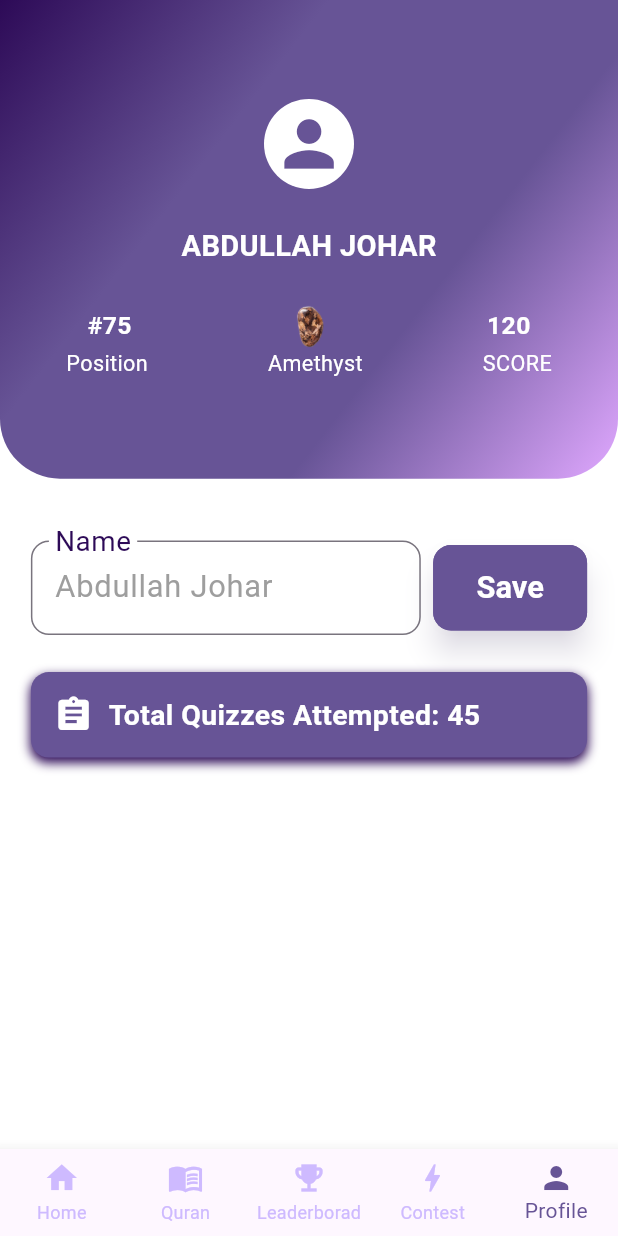
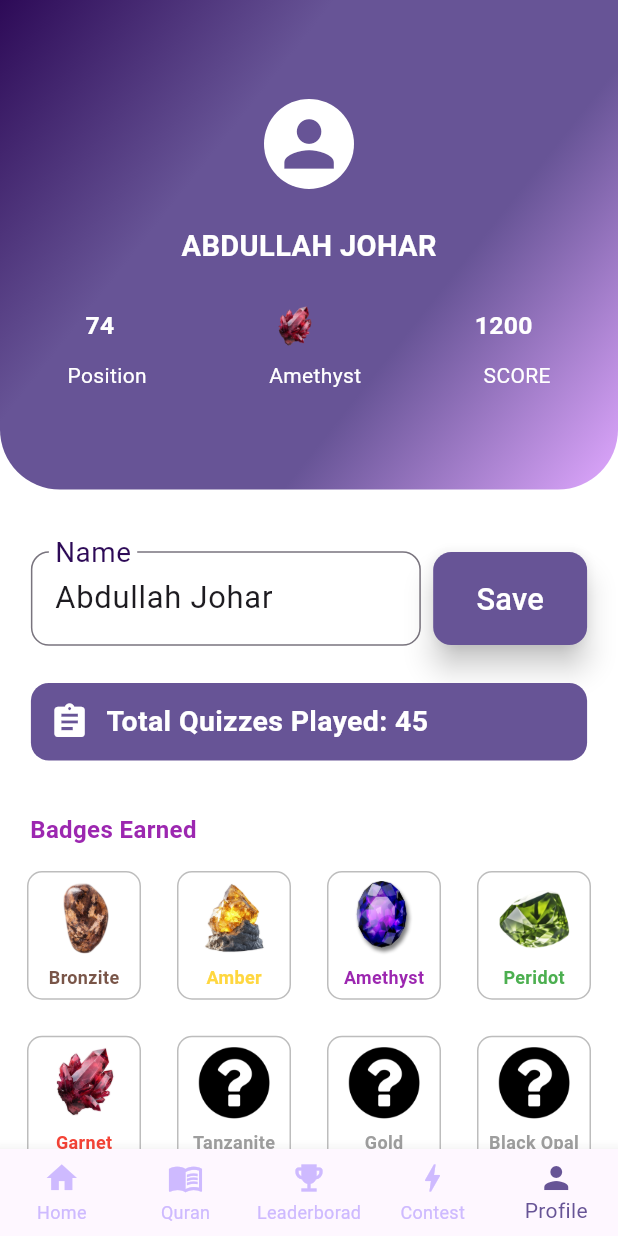
Before and after one commit to abdullahjohar23/islamic-quiz-app, a Flutter app: the screen it shows after launch, swiped to page 5, on a phone screen of 412 x 824 dp. Run offline on Flutter 3.47's test engine with Material 3 defaults, Android fonts, the phone set to English and light mode, and no system bars; project files that could hold a hidden picture were left out.

Commit message:
badge section added

```diff
--- a/lib/pages/profile_page.dart
+++ b/lib/pages/profile_page.dart
@@ -1,4 +1,6 @@
 import 'package:flutter/material.dart';
+import 'package:islamic_quiz_app/pages/badge_card_design.dart';
+import 'package:islamic_quiz_app/pages/badge_information.dart';
 
 class ProfilePage extends StatefulWidget {
     const ProfilePage({super.key});
@@ -9,17 +11,23 @@ class ProfilePage extends StatefulWidget {
 
 class _ProfilePageState extends State<ProfilePage> {
     late TextEditingController _nameController;
+
     String userName = 'Abdullah Johar'; // sample for now
+    int userRank = 74;
+    int userScore = 1200; // sample for now
     int totalQuizPlayed = 45; // sample for now
+    late BadgeInfo currentBadge;
 
     @override
     void initState() {
         super.initState();
         _nameController = TextEditingController(text: userName);
+        currentBadge = getCurrentBadge(userScore); // initialize current badge
     }
 
     @override
     void dispose() {
+        _nameController.dispose();
         super.dispose();
     }
 
@@ -30,14 +38,15 @@ class _ProfilePageState extends State<ProfilePage> {
 
         return Scaffold(
             backgroundColor: Colors.white,
-
             body: SafeArea(
+                child: SingleChildScrollView(
+                    scrollDirection: Axis.vertical, // it's by default vertical
                     child: Column(
                         children: [
                             //* Top Purple Gradient Card
                             Container(
+                                // Card Design
                                 width: deviceWidth,
-
                                 padding: EdgeInsets.symmetric(
                                     vertical: deviceHeight * 0.08,
                                     horizontal: deviceWidth * 0.01,
@@ -46,12 +55,11 @@ class _ProfilePageState extends State<ProfilePage> {
                                 decoration: const BoxDecoration(
                                     gradient: LinearGradient(
                                         colors: [
-                                        Color(0xFF2D0A57), // very dark purple
-                                        Color(0xFF675496), // base purple
-                                        Color(0xFF675496), // base purple
-                                        Color(0xFFE0A8FF), // bright lavender
+                                            Color(0xFF2D0A57),
+                                            Color(0xFF675496),
+                                            Color(0xFF675496),
+                                            Color(0xFFE0A8FF),
                                         ],
-
                                         begin: Alignment.topLeft,
                                         end: Alignment.bottomRight,
                                     ),
@@ -64,70 +72,71 @@ class _ProfilePageState extends State<ProfilePage> {
 
                                 child: Column(
                                     children: [
-                                    // Avatar
+                                        // User Avatar
                                         CircleAvatar(
                                             backgroundColor: Colors.white,
                                             radius: 30,
                                             child: Icon(
                                                 Icons.person,
-                                            size: deviceWidth*0.12,
+                                                size: deviceWidth * 0.12,
                                                 color: Color(0xFF675496),
                                             ),
                                         ),
 
-                                    SizedBox(height: deviceHeight*0.03),
+                                        SizedBox(height: deviceHeight * 0.03),
 
-                                    // Name
+                                        // User Name
                                         Text(
                                             userName.toUpperCase(),
                                             style: TextStyle(
                                                 color: Colors.white,
-                                            fontSize: deviceWidth*0.047,
+                                                fontSize: deviceWidth * 0.047,
                                                 fontWeight: FontWeight.bold,
                                             ),
                                         ),
 
-                                    SizedBox(height: deviceHeight*0.03),
+                                        SizedBox(height: deviceHeight * 0.03),
 
-                                    // Position, Badge and Score
-                                    Column(
-                                        children: [
+                                        // User Position, Badge, Score
                                         Row(
                                             mainAxisAlignment: MainAxisAlignment.spaceAround,
                                             children: [
-                                                    // Position
                                                 Text(
-                                                        '#75',
+                                                    userRank.toString(),
                                                     style: TextStyle(
                                                         color: Colors.white,
-                                                            fontSize: deviceWidth*0.04,
+                                                        fontSize: deviceWidth * 0.04,
                                                         fontWeight: FontWeight.bold
                                                     ),
                                                 ),
 
-                                                    Image.asset('assets/images/badges/1_bronzite.png', height: deviceWidth*0.07),
+                                                Image.asset(
+                                                    currentBadge.imagePath,
+                                                    height: deviceWidth * 0.07
+                                                ),
 
                                                 Text(
-                                                        '120',
+                                                    userScore.toString(),
                                                     style: TextStyle(
                                                         color: Colors.white,
-                                                            fontSize: deviceWidth*0.04,
+                                                        fontSize: deviceWidth * 0.04,
                                                         fontWeight: FontWeight.bold
                                                     ),
                                                 ),
                                             ],
                                         ),
 
+                                        SizedBox(height: deviceHeight * 0.01),
+
+                                        // Text Labels (Position, Badge, Score)
                                         Row(
                                             mainAxisAlignment: MainAxisAlignment.spaceAround,
-                                                children: [
+                                            children: const [
                                                 Text(
                                                     'Position',
-                                                        textAlign: TextAlign.center,
                                                     style: TextStyle(
                                                         color: Colors.white,
-                                                            fontSize: deviceWidth*0.035,
-                                                            fontWeight: FontWeight.w400,
+                                                        fontSize: 14,
                                                     ),
                                                 ),
 
@@ -135,8 +144,7 @@ class _ProfilePageState extends State<ProfilePage> {
                                                     'Amethyst',
                                                     style: TextStyle(
                                                         color: Colors.white,
-                                                            fontSize: deviceWidth*0.035,
-                                                            fontWeight: FontWeight.w400,
+                                                        fontSize: 14,
                                                     ),
                                                 ),
 
@@ -144,11 +152,8 @@ class _ProfilePageState extends State<ProfilePage> {
                                                     'SCORE',
                                                     style: TextStyle(
                                                         color: Colors.white,
-                                                            fontSize: deviceWidth*0.035,
-                                                            fontWeight: FontWeight.w400,
+                                                        fontSize: 14,
                                                     ),
-                                                    ),
-                                                ],
                                                 ),
                                             ],
                                         ),
@@ -156,29 +161,24 @@ class _ProfilePageState extends State<ProfilePage> {
                                 ),
                             ),
 
-                        SizedBox(height: deviceHeight*0.05),
+                            SizedBox(height: deviceHeight * 0.05),
 
-                        //* Lower Profile Section
-
-                        // Edit Name Field
+                            //* Editable Name + Save Button
                             Padding(
                                 padding: EdgeInsets.symmetric(horizontal: deviceWidth * 0.05),
-
                                 child: Row(
                                     children: [
                                         Expanded(
                                             child: TextField(
                                                 controller: _nameController,
-                                            style: TextStyle(
-                                                fontSize: deviceWidth*0.05,
-                                                color: Colors.grey,
-                                            ),
+
+                                                style: TextStyle(fontSize: deviceWidth * 0.05),
 
                                                 decoration: InputDecoration(
                                                     labelText: 'Name',
                                                     labelStyle: TextStyle(
                                                         color: Color(0xFF2D0A57),
-                                                    fontSize: deviceWidth*0.06,
+                                                        fontSize: deviceWidth * 0.06,
                                                     ),
 
                                                     border: OutlineInputBorder(
@@ -188,7 +188,7 @@ class _ProfilePageState extends State<ProfilePage> {
                                             ),
                                         ),
 
-                                    SizedBox(width: deviceWidth*0.02), // gap between Name TextField and the Save Button
+                                        SizedBox(width: deviceWidth * 0.02),
 
                                         ElevatedButton(
                                             onPressed: () {
@@ -198,30 +198,24 @@ class _ProfilePageState extends State<ProfilePage> {
                                             },
 
                                             style: ElevatedButton.styleFrom(
-                                            backgroundColor: Color(0xFF675496), // Background color
-                                            foregroundColor: Colors.white, // Text color
-                                            padding: EdgeInsets.symmetric(horizontal: deviceWidth*0.07, vertical: deviceHeight*0.02),
-
-                                            textStyle: TextStyle(
-                                                fontSize: deviceWidth*0.05,
-                                                fontWeight: FontWeight.w600,
+                                                backgroundColor: Color(0xFF675496),
+                                                foregroundColor: Colors.white,
+                                                padding: EdgeInsets.symmetric(
+                                                    horizontal: deviceWidth * 0.07,
+                                                    vertical: deviceHeight * 0.02
                                                 ),
 
                                                 shape: RoundedRectangleBorder(
-                                                borderRadius: BorderRadius.circular(12), // Rounded corners
-                                                side: BorderSide(
-                                                    color: Color(0xFF675496), // Border color
-                                                    width: 2.0, // Border width
+                                                    borderRadius: BorderRadius.circular(12),
                                                 ),
-                                            ),
-                                            elevation: 8, // Shadow depth
-                                            shadowColor: Color(0xFF675496).withAlpha(76), // Colors.blue.withOpacity(0.3) -> 0.3 opacity ≈ 76 alpha (255 * 0.3),
+
+                                                elevation: 8,
                                             ),
 
                                             child: Text(
                                                 'Save',
                                                 style: TextStyle(
-                                                fontSize: deviceWidth*0.05,
+                                                    fontSize: deviceWidth * 0.05,
                                                 ),
                                             ),
                                         ),
@@ -229,24 +223,17 @@ class _ProfilePageState extends State<ProfilePage> {
                                 ),
                             ),
 
-                        SizedBox(height: deviceHeight*0.03),
+                            SizedBox(height: deviceHeight * 0.03),
 
-                        // Total Quizzes Attempted
+                            //* Total Quizzes Attempted
                             Padding(
                                 padding: EdgeInsets.symmetric(horizontal: deviceWidth * 0.05),
+                                child: Container(
+                                    padding: EdgeInsets.all(deviceWidth * 0.03),
 
-                            child: Container(
-                                padding: const EdgeInsets.all(15),
                                     decoration: BoxDecoration(
-                                    color: const Color(0xFF675496),
+                                        color: Color(0xFF675496),
                                         borderRadius: BorderRadius.circular(12),
-                                    boxShadow: [
-                                        BoxShadow(
-                                            color: Color(0xFF2D0A57),
-                                            blurRadius: 5,
-                                            offset: Offset(0, 3) // Offset(dx, dy)
-                                        ),
-                                    ],
                                     ),
 
                                     child: Row(
@@ -254,16 +241,16 @@ class _ProfilePageState extends State<ProfilePage> {
                                             Icon(
                                                 Icons.assignment,
                                                 color: Colors.white,
-                                            size: deviceWidth*0.065,
+                                                size: deviceWidth * 0.065,
                                             ),
 
-                                        SizedBox(width: 10),
+                                            SizedBox(width: deviceWidth * 0.027),
 
                                             Text(
-                                            'Total Quizzes Attempted: $totalQuizPlayed',
+                                                'Total Quizzes Played: $totalQuizPlayed',
                                                 style: TextStyle(
                                                     color: Colors.white,
-                                                fontSize: deviceWidth*0.046,
+                                                    fontSize: deviceWidth * 0.046,
                                                     fontWeight: FontWeight.bold,
                                                 ),
                                             ),
@@ -272,8 +259,51 @@ class _ProfilePageState extends State<ProfilePage> {
                                 ),
                             ),
 
-                        // Badges Earned
+                            SizedBox(height: deviceHeight * 0.03),
+
+                            //* Badges Earned
+                            Column(
+                            crossAxisAlignment: CrossAxisAlignment.start,
+                                children: [
+                                    const Padding(
+                                        padding: EdgeInsets.symmetric(horizontal: 20, vertical: 10),
+                                        child: Text(
+                                            'Badges Earned',
+                                            style: TextStyle(
+                                                fontSize: 16,
+                                                fontWeight: FontWeight.bold,
+                                                color: Colors.purple,
+                                            ),
+                                        ),
+                                    ),
+
+                                    // ✅ Scroll-safe Grid
+                                    Padding(
+                                        padding: const EdgeInsets.symmetric(horizontal: 12),
+                                        child: GridView.builder(
+                                            shrinkWrap: true,
+                                            physics: const NeverScrollableScrollPhysics(),
+
+                                            gridDelegate: const SliverGridDelegateWithFixedCrossAxisCount(
+                                                crossAxisCount: 4,
+                                                mainAxisSpacing: 12,
+                                                crossAxisSpacing: 12,
+                                                childAspectRatio: 0.9,
+                                            ),
+
+                                            itemCount: badges.length,
+                                            itemBuilder: (context, index) {
+                                                return BadgeCard(
+                                                    badge: badges[index],
+                                                    userScore: userScore,
+                                                );
+                                            },
+                                        ),
+                                    ),
                                 ],
+                            ),
+                        ],
+                    ),
                 ),
             ),
         );
```
Lines whose indentation alone changed are shown as unchanged.
